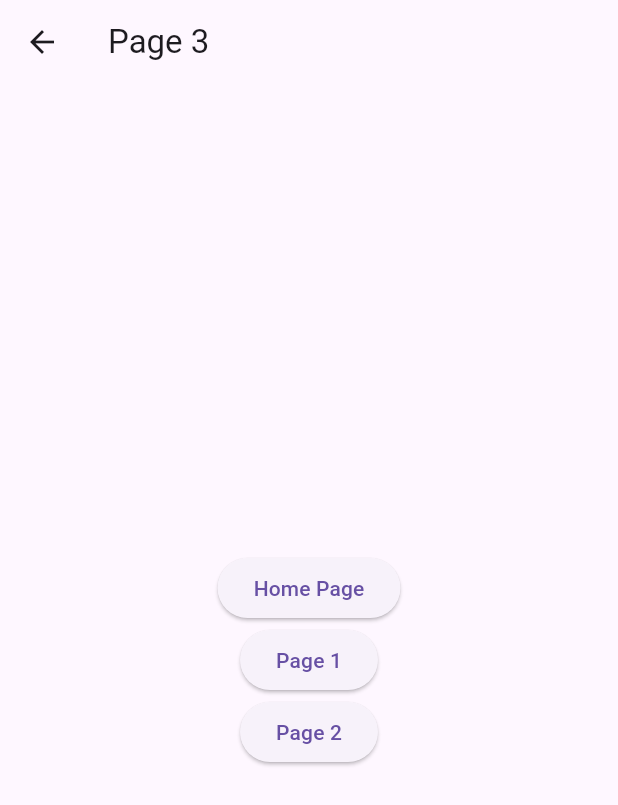
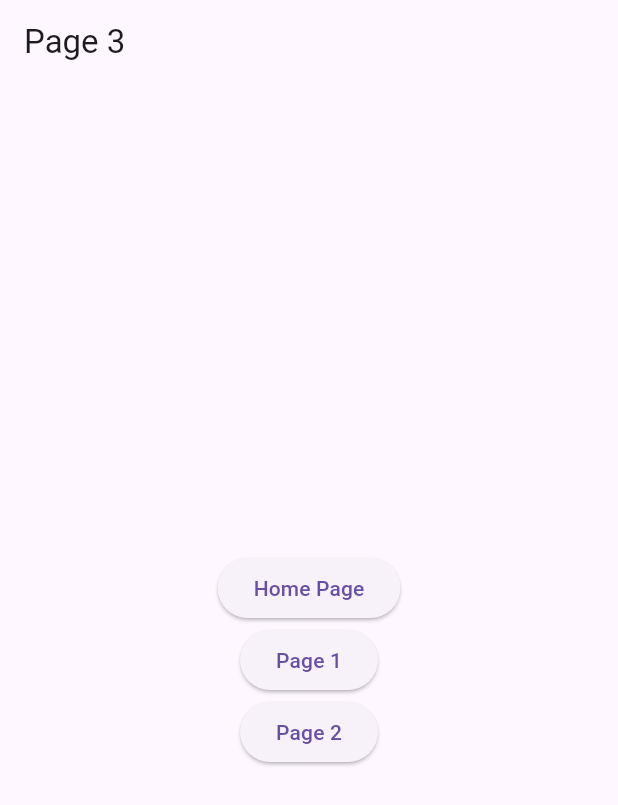
Before and after one commit to Thomas-Thurzo/Flutter-Kochrezepte, a Flutter app: the Page1 screen opened by its route, after a tap on "Page 2", after a tap on "Page 3", on a phone screen of 412 x 824 dp. Shown: the top 805 px of the screen. Run offline on Flutter 3.47's test engine with Material 3 defaults, Android fonts, the phone set to English and light mode, and no system bars; our stand-ins replace go_router.

Commit message:
Diverse Änderungen.

```diff
--- a/go_router_demo/lib/pages/home_page.dart
+++ b/go_router_demo/lib/pages/home_page.dart
@@ -13,15 +13,15 @@ class HomePage extends StatelessWidget {
           mainAxisAlignment: MainAxisAlignment.center,
           children: [
             ElevatedButton(
-              onPressed: () => context.go('/page1'),
+              onPressed: () => context.goNamed('page1'),
               child: Text('Page 1'),
             ),
             ElevatedButton(
-              onPressed: () => context.go('/page2'),
+              onPressed: () => context.goNamed('page2'),
               child: Text('Page 2'),
             ),
             ElevatedButton(
-              onPressed: () => context.go('/page3'),
+              onPressed: () => context.goNamed('page3'),
               child: Text('Page 3'),
             ),
           ],
--- a/go_router_demo/lib/pages/page_1.dart
+++ b/go_router_demo/lib/pages/page_1.dart
@@ -7,7 +7,7 @@ class Page1 extends StatelessWidget {
   @override
   Widget build(BuildContext context) {
     return Scaffold(
-      appBar: AppBar(title: Text('Page 1')),
+      appBar: AppBar(automaticallyImplyLeading: false, title: Text('Page 1')),
       body: Center(
         child: Column(
           mainAxisAlignment: MainAxisAlignment.center,
--- a/go_router_demo/lib/pages/page_2.dart
+++ b/go_router_demo/lib/pages/page_2.dart
@@ -7,7 +7,7 @@ class Page2 extends StatelessWidget {
   @override
   Widget build(BuildContext context) {
     return Scaffold(
-      appBar: AppBar(title: Text('Page 2')),
+      appBar: AppBar(automaticallyImplyLeading: false, title: Text('Page 2')),
       body: Center(
         child: Column(
           mainAxisAlignment: MainAxisAlignment.center,
--- a/go_router_demo/lib/pages/page_3.dart
+++ b/go_router_demo/lib/pages/page_3.dart
@@ -7,7 +7,7 @@ class Page3 extends StatelessWidget {
   @override
   Widget build(BuildContext context) {
     return Scaffold(
-      appBar: AppBar(title: Text('Page 3')),
+      appBar: AppBar(automaticallyImplyLeading: false, title: Text('Page 3')),
       body: Center(
         child: Column(
           mainAxisAlignment: MainAxisAlignment.center,
--- a/go_router_demo/lib/routing.dart
+++ b/go_router_demo/lib/routing.dart
@@ -7,28 +7,32 @@ import 'package:go_router_demo/pages/page_3.dart';
 
 final GoRouter router = GoRouter(
   initialLocation: '/',
+  debugLogDiagnostics: true, // Zeigt in der Debugging-Konsole den Pfad an.
   routes: <RouteBase>[
     GoRoute(
       path: '/',
-      name: 'HomePage',
+      name: 'home',
       builder: (BuildContext context, GoRouterState state) {
         return const HomePage();
       },
       routes: <RouteBase>[
         GoRoute(
           path: 'page1',
+          name: 'page1',
           builder: (BuildContext context, GoRouterState state) {
             return const Page1();
           },
         ),
         GoRoute(
           path: 'page2',
+          name: 'page2',
           builder: (BuildContext context, GoRouterState state) {
             return const Page2();
           },
         ),
         GoRoute(
           path: 'page3',
+          name: 'page3',
           builder: (BuildContext context, GoRouterState state) {
             return const Page3();
           },
```
Also changed, not shown: 1 other file.
